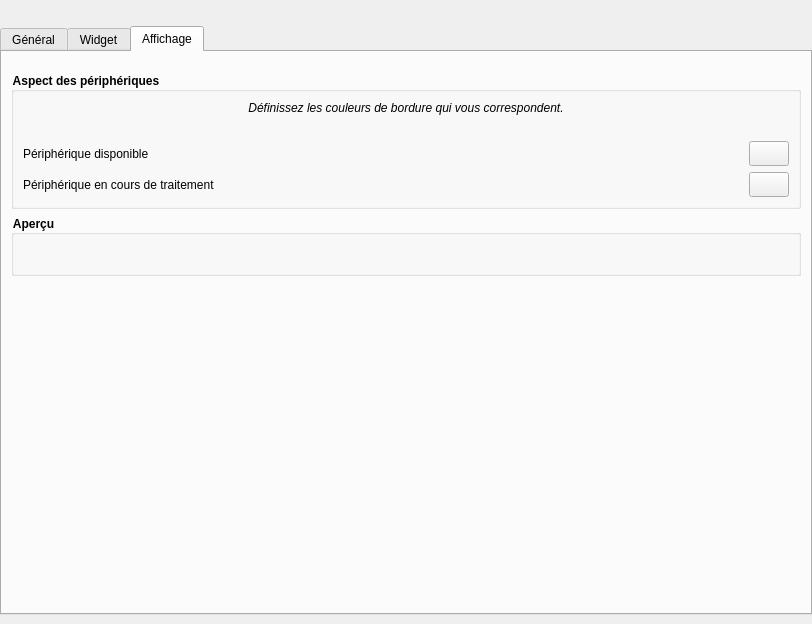
First picture: the form in src/common/view/devicespanel/settingswidget.ui, repository filesdnd/filesdnd-qt, before the edit.
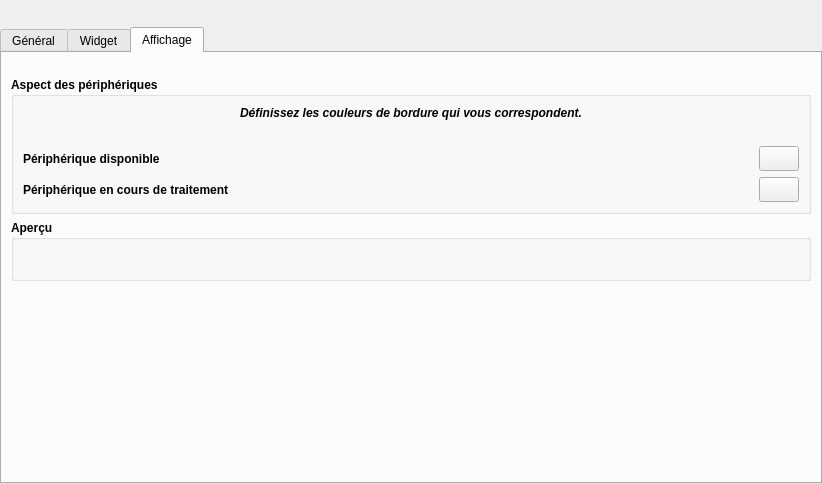
Second picture: the form after the edit. The open tabs and pages were chosen to show the change. Icons and pictures are not drawn.

Commit message: Update mac window behavior on quit

The edit to the form file:
```diff
--- a/src/common/view/devicespanel/settingswidget.ui
+++ b/src/common/view/devicespanel/settingswidget.ui
@@ -6,8 +6,8 @@
    <rect>
     <x>0</x>
     <y>0</y>
-    <width>812</width>
-    <height>624</height>
+    <width>822</width>
+    <height>484</height>
    </rect>
   </property>
   <layout class="QVBoxLayout" name="verticalLayout">
@@ -28,19 +28,38 @@
    </property>
    <item>
     <widget class="QWidget" name="mainWidget" native="true">
-     <layout class="QHBoxLayout" name="horizontalLayout">
+     <layout class="QVBoxLayout" name="verticalLayout_9">
+      <property name="spacing">
+       <number>0</number>
+      </property>
       <property name="leftMargin">
        <number>0</number>
       </property>
       <property name="topMargin">
-       <number>26</number>
+       <number>0</number>
       </property>
       <property name="rightMargin">
        <number>0</number>
       </property>
       <property name="bottomMargin">
-       <number>9</number>
+       <number>0</number>
       </property>
+      <item>
+       <spacer name="verticalSpacer_10">
+        <property name="orientation">
+         <enum>Qt::Vertical</enum>
+        </property>
+        <property name="sizeType">
+         <enum>QSizePolicy::Fixed</enum>
+        </property>
+        <property name="sizeHint" stdset="0">
+         <size>
+          <width>20</width>
+          <height>27</height>
+         </size>
+        </property>
+       </spacer>
+      </item>
       <item>
        <widget class="QTabWidget" name="tabWidget">
         <property name="tabShape">
@@ -550,22 +569,61 @@
           <string>Affichage</string>
          </attribute>
          <layout class="QVBoxLayout" name="verticalLayout_7">
+          <property name="spacing">
+           <number>6</number>
+          </property>
+          <property name="leftMargin">
+           <number>9</number>
+          </property>
           <property name="topMargin">
-           <number>20</number>
+           <number>9</number>
           </property>
+          <property name="rightMargin">
+           <number>9</number>
+          </property>
+          <property name="bottomMargin">
+           <number>9</number>
+          </property>
+          <item>
+           <spacer name="verticalSpacer_9">
+            <property name="orientation">
+             <enum>Qt::Vertical</enum>
+            </property>
+            <property name="sizeType">
+             <enum>QSizePolicy::Fixed</enum>
+            </property>
+            <property name="sizeHint" stdset="0">
+             <size>
+              <width>20</width>
+              <height>15</height>
+             </size>
+            </property>
+           </spacer>
+          </item>
           <item>
            <widget class="QGroupBox" name="groupBox_3">
-            <property name="styleSheet">
-             <string notr="true">QGroupBox
-{
-
-    font-weight: bold;
-}</string>
+            <property name="font">
+             <font>
+              <weight>75</weight>
+              <bold>true</bold>
+             </font>
             </property>
             <property name="title">
              <string>Aspect des périphériques</string>
             </property>
             <layout class="QVBoxLayout" name="verticalLayout_6">
+             <property name="leftMargin">
+              <number>9</number>
+             </property>
+             <property name="topMargin">
+              <number>9</number>
+             </property>
+             <property name="rightMargin">
+              <number>9</number>
+             </property>
+             <property name="bottomMargin">
+              <number>9</number>
+             </property>
              <item>
               <widget class="QLabel" name="label_6">
                <property name="text">
@@ -689,17 +747,28 @@
           </item>
           <item>
            <widget class="QGroupBox" name="overView">
-            <property name="styleSheet">
-             <string notr="true">QGroupBox
-{
-
-    font-weight: bold;
-}</string>
+            <property name="font">
+             <font>
+              <weight>75</weight>
+              <bold>true</bold>
+             </font>
             </property>
             <property name="title">
              <string>Aperçu</string>
             </property>
             <layout class="QHBoxLayout" name="horizontalLayout_7">
+             <property name="leftMargin">
+              <number>9</number>
+             </property>
+             <property name="topMargin">
+              <number>9</number>
+             </property>
+             <property name="rightMargin">
+              <number>9</number>
+             </property>
+             <property name="bottomMargin">
+              <number>9</number>
+             </property>
              <item>
               <spacer name="horizontalSpacer_6">
                <property name="orientation">
```
Left out of the diff: 108 changed lines with no effect on the pictures. The commit also changes 6 other files.
